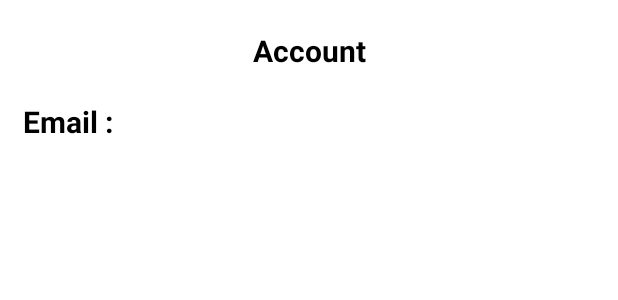
After one commit to Kanomtom22/MoneyTracker, an Android app: the layout activity_account.xml on its own in the app's theme, with its tools: preview values and no code run, on a phone screen of 412 x 824 dp. The commit adds this screen. Shown: the top 300 px of the screen. Run offline under Robolectric (Android 15) with nearby library versions, the phone set to English and light mode, and no system bars.

Commit message:
Email can show at AccountActivity

```diff
--- a/app/build.gradle.kts
+++ b/app/build.gradle.kts
@@ -47,5 +47,5 @@ dependencies {
     testImplementation("junit:junit:4.13.2")
     androidTestImplementation("androidx.test.ext:junit:1.1.5")
     androidTestImplementation("androidx.test.espresso:espresso-core:3.5.1")
-    implementation("com.github.PhilJay:MPAndroidChart:v3.1.0")
+
 }
--- /dev/null
+++ b/app/src/main/res/layout/activity_account.xml
@@ -0,0 +1,72 @@
+<?xml version="1.0" encoding="utf-8"?>
+<androidx.constraintlayout.widget.ConstraintLayout xmlns:android="http://schemas.android.com/apk/res/android"
+    xmlns:app="http://schemas.android.com/apk/res-auto"
+    xmlns:tools="http://schemas.android.com/tools"
+    android:layout_width="match_parent"
+    android:layout_height="match_parent"
+    tools:context=".AccountActivity">
+
+    <LinearLayout
+        android:layout_width="match_parent"
+        android:layout_height="match_parent"
+        android:orientation="vertical">
+
+    <TextView
+        android:layout_width="match_parent"
+        android:layout_height="wrap_content"
+        android:text="@string/Account"
+        android:gravity="center"
+        android:paddingTop="20dp"
+        android:textSize="20sp"
+        android:textStyle="bold"
+        android:textColor="@color/black"/>
+
+    <LinearLayout
+        android:layout_width="match_parent"
+        android:layout_height="match_parent"
+        android:orientation="horizontal">
+            <TextView
+                android:layout_width="wrap_content"
+                android:layout_height="wrap_content"
+                android:text="Email : "
+                android:paddingTop="20dp"
+                android:layout_marginHorizontal="15dp"
+                android:textSize="20sp"
+                android:textStyle="bold"
+                android:textColor="@color/black"/>
+        <TextView
+            android:id="@+id/email"
+            android:layout_width="match_parent"
+            android:layout_height="wrap_content"
+            android:text=""
+            android:paddingTop="20dp"
+            android:layout_marginHorizontal="5dp"
+            android:textSize="20sp"
+
+            android:textColor="@color/black"/>
+    </LinearLayout>
+        <!--<TextView
+            android:layout_width="match_parent"
+            android:layout_height="wrap_content"
+            android:text="Reset password"
+            android:paddingTop="20dp"
+            android:layout_marginHorizontal="15dp"
+            android:textSize="20sp"
+            android:textStyle="bold"
+            android:textColor="@color/black"/>
+
+        <androidx.appcompat.widget.AppCompatButton
+            android:id="@+id/resetPwd"
+            android:layout_width="wrap_content"
+            android:layout_height="40dp"
+            android:background="@drawable/btn"
+            android:textColor="@color/white"
+            android:backgroundTint="@color/red"
+            android:text="Delete"
+            android:textSize="16sp"
+            android:layout_marginStart="16dp" />-->
+
+    </LinearLayout>
+
+
+</androidx.constraintlayout.widget.ConstraintLayout>
--- a/app/src/main/res/values/strings.xml
+++ b/app/src/main/res/values/strings.xml
@@ -23,7 +23,7 @@
     <string name="total_baht">฿ 4,836</string>
     <string name="total_income">฿ 5,000</string>
     <string name="total_expenses">฿ 164</string>
-``
+    ``
     <string name="total_balance">Total Balance</string>
     <string name="income">income</string>
     <string name="expenses">expenses</string>
```
Also changed, not shown: app/src/main/AndroidManifest.xml (+7 -1 lines), app/src/main/java/com/example/moneytracker/AccountActivity.java (added, +20 -0 lines), app/src/main/java/com/example/moneytracker/LoginActivity.java (+21 -1 lines), app/src/main/java/com/example/moneytracker/SettingFragment.java (+7 -0 lines).
